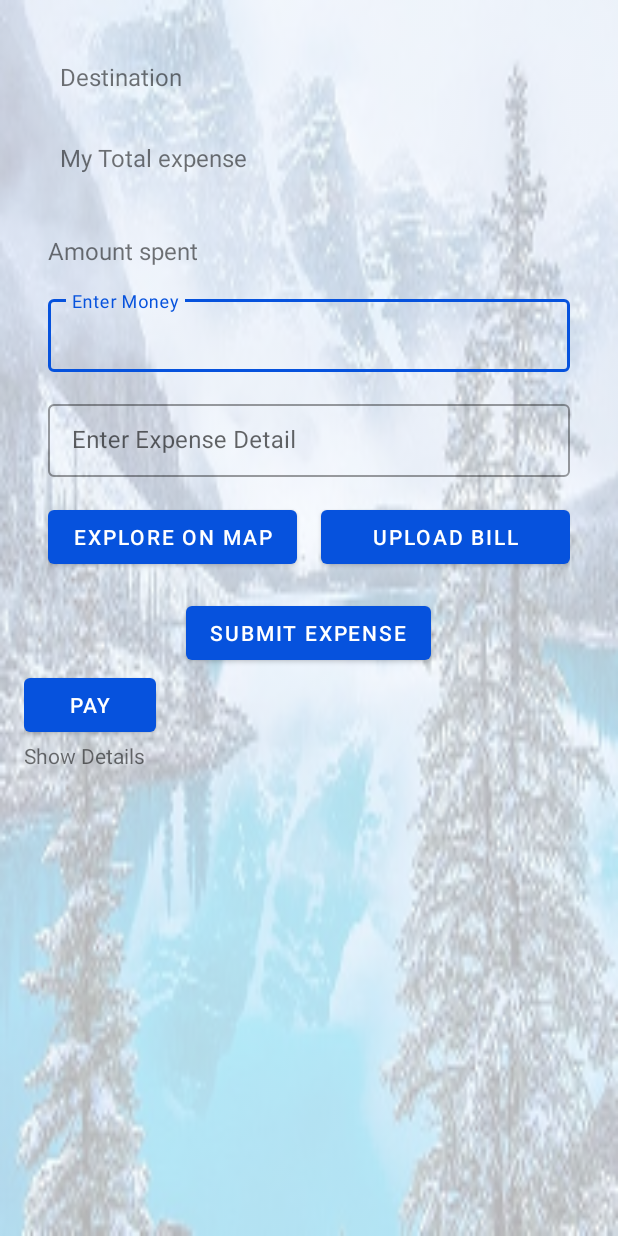
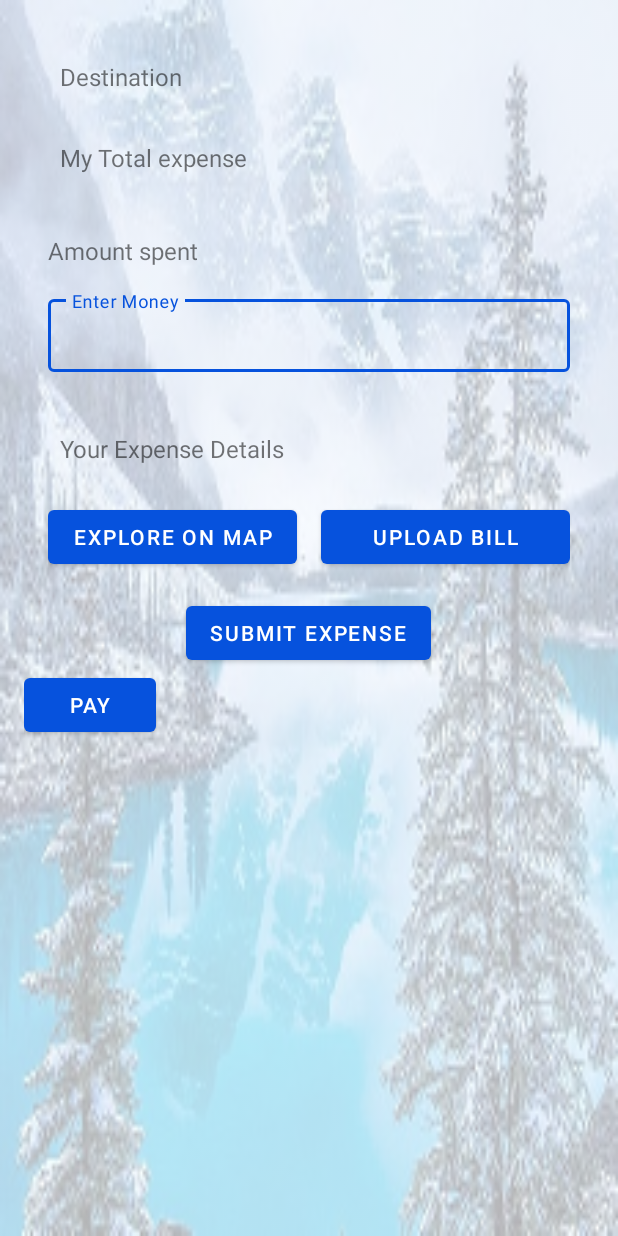
Before and after one commit to avanipatel9/Capstone_teamPurple_bonVoyage, an Android app: the layout activity_trip.xml on its own in the app's theme, with its tools: preview values and no code run, on a phone screen of 412 x 824 dp. Run offline under Robolectric (Android 15) with nearby library versions, the phone set to English and light mode, and no system bars.

Commit message:
[cp] comment enter expense detail

```diff
--- a/app/src/main/res/layout/activity_trip.xml
+++ b/app/src/main/res/layout/activity_trip.xml
@@ -83,7 +83,14 @@
                         android:textSize="16sp"/>
                 </com.google.android.material.textfield.TextInputLayout>
 
-
+        <TextView
+            android:layout_width="match_parent"
+            android:layout_height="wrap_content"
+            android:layout_margin="16dp"
+            android:padding="8dp"
+            android:text="Your Expense Details"
+            android:id="@+id/show"
+            android:textSize="16sp"/>
 
 <!--    <EditText-->
 <!--        android:id="@+id/enterdetail"-->
@@ -98,7 +105,7 @@
 <!--        app:layout_constraintStart_toStartOf="parent"-->
 <!--        app:layout_constraintTop_toBottomOf="@+id/entermoney" />-->
 
-        <com.google.android.material.textfield.TextInputLayout
+        <!--<com.google.android.material.textfield.TextInputLayout
             android:layout_width="match_parent"
             android:layout_height="wrap_content"
             android:layout_marginStart="16dp"
@@ -113,7 +120,8 @@
                 android:layout_height="wrap_content"
                 android:inputType="text"
                 android:textSize="16sp" />
-        </com.google.android.material.textfield.TextInputLayout>
+        </com.google.android.material.textfield.TextInputLayout>-->
+
 
         <LinearLayout
             android:layout_width="match_parent"
@@ -181,11 +189,7 @@
     android:text="Pay"
     android:id="@+id/pay"/>
 
-        <TextView
-            android:layout_width="wrap_content"
-            android:layout_height="wrap_content"
-            android:text="Show Details"
-            android:id="@+id/show"/>
+
 
     </LinearLayout>
 
```
